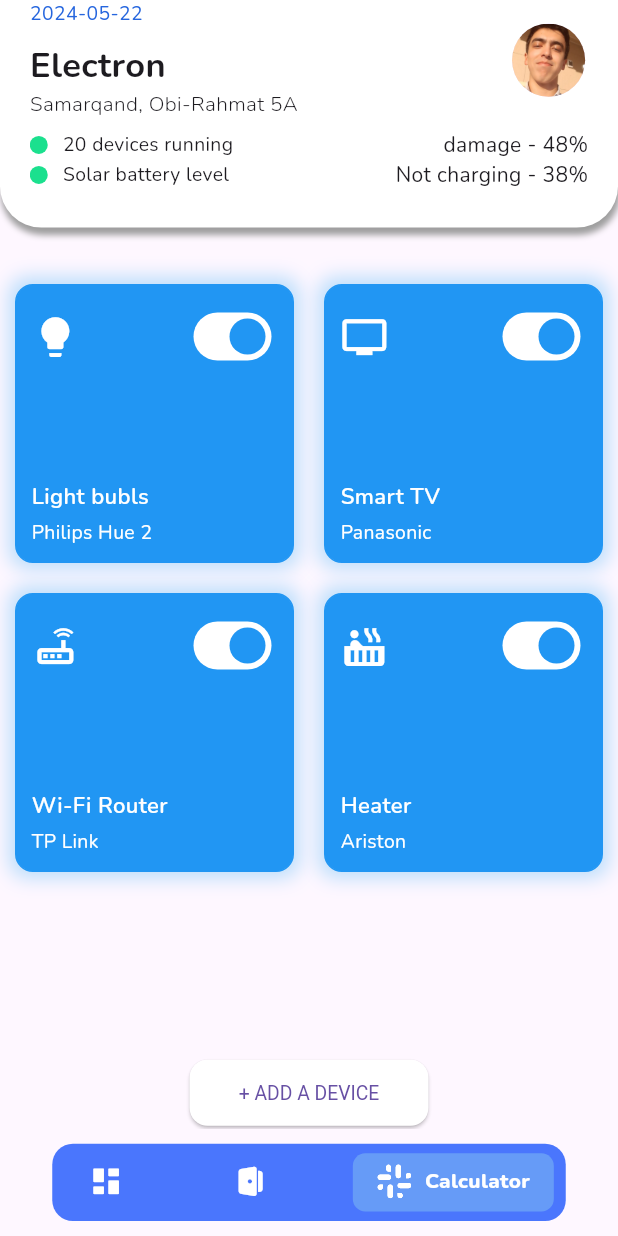
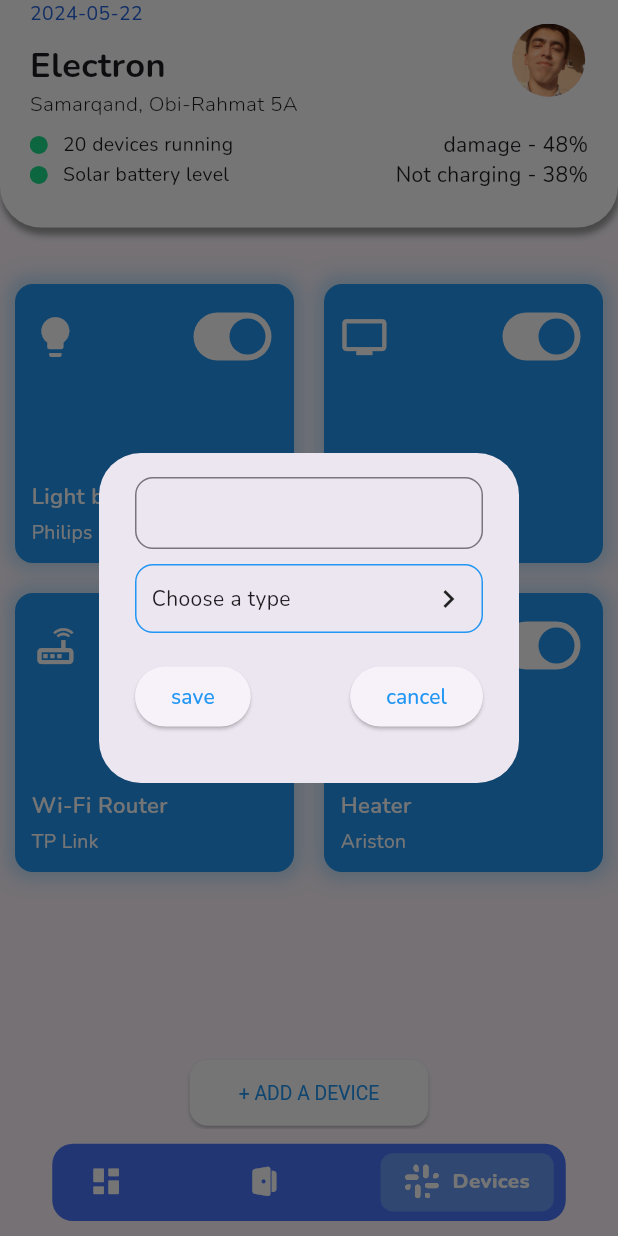
Before and after one commit to world-wide-tree/electron-mobile, a Flutter app: the DevicesScreen screen opened by its route, after a tap on "+ ADD A DEVICE", on a phone screen of 412 x 824 dp. Run offline on Flutter 3.47's test engine with Material 3 defaults, Android fonts, the phone set to English and light mode, and no system bars; drawn by our look-alikes of google_nav_bar; our stand-ins replace fl_chart, flutter_screenutil, flutter_svg, go_router, percent_indicator.

Commit message:
fixed UI bugs

```diff
--- /dev/null
+++ b/electron/lib/presentation/screens/devices/add_dialog.dart
@@ -0,0 +1,94 @@
+import 'package:flutter/material.dart';
+import 'package:flutter_screenutil/flutter_screenutil.dart';
+
+class AddDialog extends StatefulWidget {
+  const AddDialog({super.key});
+
+  @override
+  State<AddDialog> createState() => _AddDialogState();
+}
+
+class _AddDialogState extends State<AddDialog> {
+  @override
+  Widget build(BuildContext context) {
+    return AlertDialog(
+      content: Container(
+        height: 180,
+        child: Column(
+          children: [
+            TextFormField(
+              scrollPadding: EdgeInsets.all(0),
+              decoration: InputDecoration(
+                focusedBorder: OutlineInputBorder(
+                  borderRadius: BorderRadius.circular(12),
+                  borderSide: BorderSide(
+                    color: Colors.blue,
+                    style: BorderStyle.solid,
+                  ),
+                ),
+                hoverColor: Colors.blue,
+                fillColor: Colors.blue,
+                focusColor: Colors.blue,
+                contentPadding: EdgeInsets.symmetric(
+                  vertical: 0,
+                  horizontal: 10,
+                ),
+                border: OutlineInputBorder(
+                  borderRadius: BorderRadius.circular(12),
+                  borderSide: BorderSide(
+                    color: Colors.blue,
+                    style: BorderStyle.solid,
+                  ),
+                ),
+              ),
+            ),
+            SizedBox(
+              height: 10,
+            ),
+            Container(
+              height: 50.h,
+              decoration: BoxDecoration(
+                  borderRadius: BorderRadius.circular(12),
+                  border: Border.all(color: Colors.blue)),
+              child: Padding(
+                padding: const EdgeInsets.all(10.0),
+                child: Row(
+                  mainAxisAlignment: MainAxisAlignment.spaceBetween,
+                  children: [Text('Choose a type'), Icon(Icons.chevron_right)],
+                ),
+              ),
+            ),
+            SizedBox(
+              height: 20.h,
+            ),
+            Row(
+              mainAxisAlignment: MainAxisAlignment.spaceBetween,
+              children: [
+                ElevatedButton(
+                  style: ButtonStyle(),
+                  onPressed: () {
+                    Navigator.pop(context);
+                  },
+                  child: Text(
+                    'save',
+                    style: TextStyle(color: Colors.blue),
+                  ),
+                ),
+                ElevatedButton(
+                  style: ButtonStyle(),
+                  onPressed: () {
+                    Navigator.pop(context);
+                  },
+                  child: Text(
+                    'cancel',
+                    style: TextStyle(color: Colors.blue),
+                  ),
+                ),
+              ],
+            ),
+          ],
+        ),
+      ),
+    );
+  }
+}
--- /dev/null
+++ b/electron/lib/presentation/screens/devices/devices.dart
@@ -0,0 +1,38 @@
+import 'package:electron/presentation/screens/devices/devices_screen.dart';
+import 'package:flutter/material.dart';
+
+class Devices extends StatefulWidget {
+  const Devices({super.key});
+
+  @override
+  State<Devices> createState() => _DevicesState();
+}
+
+class _DevicesState extends State<Devices> {
+  @override
+  Widget build(BuildContext context) {
+    return DefaultTabController(
+      initialIndex: 1,
+      length: 3,
+      child: Scaffold(
+          appBar: AppBar(
+            bottom: const TabBar(
+              tabs: <Widget>[
+                Tab(
+                  icon: Icon(Icons.cloud_outlined),
+                ),
+                Tab(
+                  icon: Icon(Icons.beach_access_sharp),
+                ),
+                Tab(
+                  icon: Icon(Icons.brightness_5_sharp),
+                ),
+              ],
+            ),
+          ),
+          body: TabBarView(children: <Widget>[
+            DevicesScreen(rooms: ['Room1', 'Room2', 'Room3'])
+          ])),
+    );
+  }
+}
--- a/electron/lib/presentation/screens/devices/devices_screen.dart
+++ b/electron/lib/presentation/screens/devices/devices_screen.dart
@@ -1,3 +1,4 @@
+import 'package:electron/presentation/screens/devices/add_dialog.dart';
 import 'package:electron/presentation/screens/devices/device_widget.dart';
 import 'package:flutter/material.dart';
 import 'package:flutter/widgets.dart';
@@ -54,9 +55,12 @@ class _DevicesScreenState extends State<DevicesScreen> {
             ),
           ),
           ElevatedButton(
-            onPressed: () {},
+            onPressed: () {
+              showDialog(context: context, builder: (context) => AddDialog());
+            },
             child: Text(
               '+ ADD A DEVICE',
+              style: TextStyle(color: Colors.blue),
             ),
             style: ButtonStyle(
               fixedSize: MaterialStatePropertyAll(
--- a/electron/lib/presentation/screens/rooms/rooms_screen.dart
+++ b/electron/lib/presentation/screens/rooms/rooms_screen.dart
@@ -1,6 +1,8 @@
+import 'package:electron/presentation/screens/devices/add_dialog.dart';
 import 'package:electron/presentation/utils/assets.dart';
 import 'package:electron/presentation/widgets/rooms_widget.dart';
 import 'package:flutter/material.dart';
+import 'package:flutter_screenutil/flutter_screenutil.dart';
 
 class RoomsScreen extends StatefulWidget {
   const RoomsScreen({super.key});
@@ -21,7 +23,10 @@ class _RoomsScreenState extends State<RoomsScreen> {
   @override
   Widget build(BuildContext context) {
     return Scaffold(
-      body: ListView.separated(
+      body: Column(
+        children: [
+          Expanded(
+            child: ListView.separated(
               padding: const EdgeInsets.all(8),
               itemCount: rooms.length,
               itemBuilder: (BuildContext context, int index) {
@@ -36,6 +41,35 @@ class _RoomsScreenState extends State<RoomsScreen> {
                 return Divider(height: 20, thickness: 1,);
               },
             ),
+          ),
+          ElevatedButton(
+            onPressed: () {
+              showDialog(context: context, builder: (context) => AddDialog());
+            },
+            child: Text(
+              '+ ADD A ROOM',
+              style: TextStyle(color: Colors.blue),
+            ),
+            style: ButtonStyle(
+              fixedSize: MaterialStatePropertyAll(
+                Size(160.w, 48.h),
+              ),
+              shape: MaterialStatePropertyAll(
+                RoundedRectangleBorder(
+                  borderRadius: BorderRadius.all(
+                    Radius.circular(12),
+                  ),
+                ),
+              ),
+              backgroundColor: MaterialStatePropertyAll(Colors.white),
+              overlayColor: MaterialStatePropertyAll(Colors.blue),
+              textStyle: MaterialStatePropertyAll(
+                TextStyle(color: Colors.black, fontSize: 14.sp),
+              ),
+            ),
+          )
+        ],
+      ),
     );
   }
 }
--- a/electron/lib/presentation/screens/root.dart
+++ b/electron/lib/presentation/screens/root.dart
@@ -91,7 +91,7 @@ class RootScreen extends StatelessWidget {
                   GButton(
                     icon: Devices.devices,
                     iconColor: Colors.white,
-                    text: 'Calculator',
+                    text: 'Devices',
                     textStyle: TextStyle(
                       fontSize: 15.0.sp,
                       fontWeight: FontWeight.w800,
```
Also changed, not shown: electron/lib/presentation/routes.dart (+0 -82 lines). Lines whose indentation alone changed are shown as unchanged.
